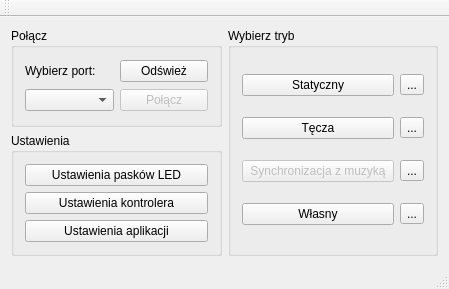
This is mainwindow.ui in Dropsoon/ArduinoDeskControlV2 as Qt 5 draws it before an edit. The edited form follows.
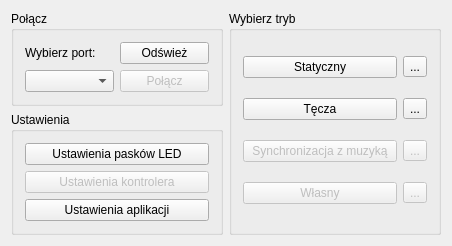
This is the edited form.

Patch:
```diff
--- a/mainwindow.ui
+++ b/mainwindow.ui
@@ -6,8 +6,8 @@
    <rect>
     <x>0</x>
     <y>0</y>
-    <width>449</width>
-    <height>289</height>
+    <width>452</width>
+    <height>244</height>
    </rect>
   </property>
   <property name="windowTitle">
@@ -66,6 +66,9 @@
        </item>
        <item>
         <widget class="QPushButton" name="bSettingsControler">
+         <property name="enabled">
+          <bool>false</bool>
+         </property>
          <property name="text">
           <string>Ustawienia kontrolera</string>
          </property>
@@ -106,6 +109,9 @@
        </item>
        <item row="3" column="0">
         <widget class="QPushButton" name="bModeCustom">
+         <property name="enabled">
+          <bool>false</bool>
+         </property>
          <property name="text">
           <string>Własny</string>
          </property>
@@ -134,6 +140,9 @@
        </item>
        <item row="2" column="1">
         <widget class="QToolButton" name="bModeMusicSyncSettings">
+         <property name="enabled">
+          <bool>false</bool>
+         </property>
          <property name="text">
           <string>...</string>
          </property>
@@ -141,6 +150,9 @@
        </item>
        <item row="3" column="1">
         <widget class="QToolButton" name="bModeCustomSettings">
+         <property name="enabled">
+          <bool>false</bool>
+         </property>
          <property name="text">
           <string>...</string>
          </property>
@@ -161,15 +173,6 @@
     </rect>
    </property>
   </widget>
-  <widget class="QToolBar" name="mainToolBar">
-   <attribute name="toolBarArea">
-    <enum>TopToolBarArea</enum>
-   </attribute>
-   <attribute name="toolBarBreak">
-    <bool>false</bool>
-   </attribute>
-  </widget>
-  <widget class="QStatusBar" name="statusBar"/>
  </widget>
  <layoutdefault spacing="6" margin="11"/>
  <resources/>
```
Left out of the diff: 4 changed lines with no effect on the pictures.
